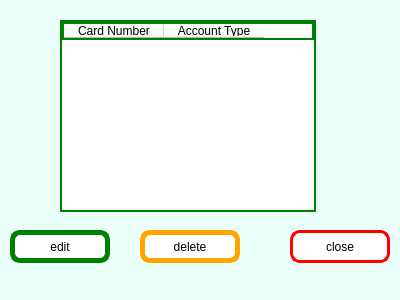
First picture: the form in editcardswindow.ui, repository anashaybani/Bank, before the edit.
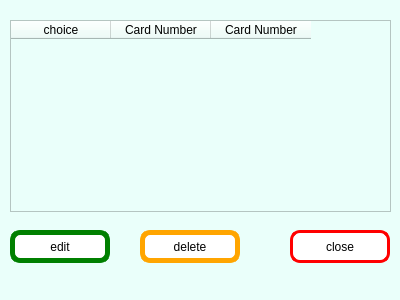
Second picture: the form after the edit.

Patch:
```diff
--- a/editcardswindow.ui
+++ b/editcardswindow.ui
@@ -17,34 +17,6 @@
    <string notr="true">background-color: rgb(234, 255, 250);
 color: rgb(0, 0, 0);</string>
   </property>
-  <widget class="QTableWidget" name="cardsTable">
-   <property name="geometry">
-    <rect>
-     <x>60</x>
-     <y>20</y>
-     <width>256</width>
-     <height>192</height>
-    </rect>
-   </property>
-   <property name="styleSheet">
-    <string notr="true">border:2px solid green;
-font: 10pt &quot;Segoe UI&quot;;
-background: rgb(255, 255, 255);
-color: rgb(0, 0, 0);
-gridline-color: rgb(0, 0, 0);
-</string>
-   </property>
-   <column>
-    <property name="text">
-     <string>Card Number</string>
-    </property>
-   </column>
-   <column>
-    <property name="text">
-     <string>Account Type</string>
-    </property>
-   </column>
-  </widget>
   <widget class="QPushButton" name="editSelectedButton">
    <property name="geometry">
     <rect>
@@ -108,6 +80,36 @@
     <string>delete</string>
    </property>
   </widget>
+  <widget class="QTableWidget" name="cardsTable">
+   <property name="geometry">
+    <rect>
+     <x>10</x>
+     <y>20</y>
+     <width>381</width>
+     <height>192</height>
+    </rect>
+   </property>
+   <property name="styleSheet">
+    <string notr="true">font: 10pt &quot;Segoe UI&quot;;
+color: rgb(0, 0, 0);
+gridline-color: rgb(0, 0, 0);</string>
+   </property>
+   <column>
+    <property name="text">
+     <string>choice</string>
+    </property>
+   </column>
+   <column>
+    <property name="text">
+     <string>Card Number</string>
+    </property>
+   </column>
+   <column>
+    <property name="text">
+     <string>Card Number</string>
+    </property>
+   </column>
+  </widget>
  </widget>
  <resources/>
  <connections/>
```
